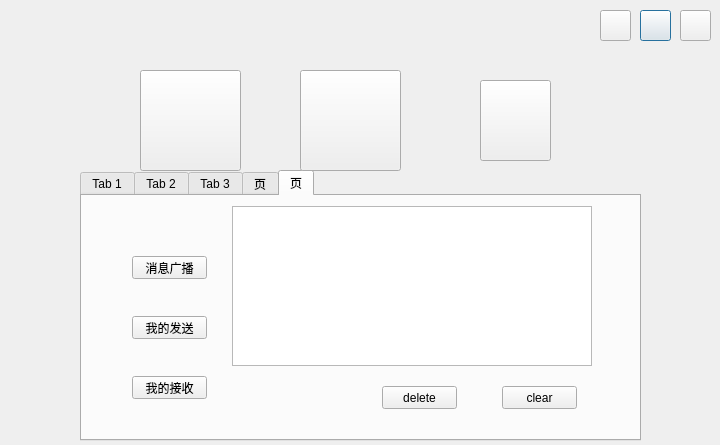
First picture: the form in adminoper.ui, repository xurongchen/CIP, before the edit.
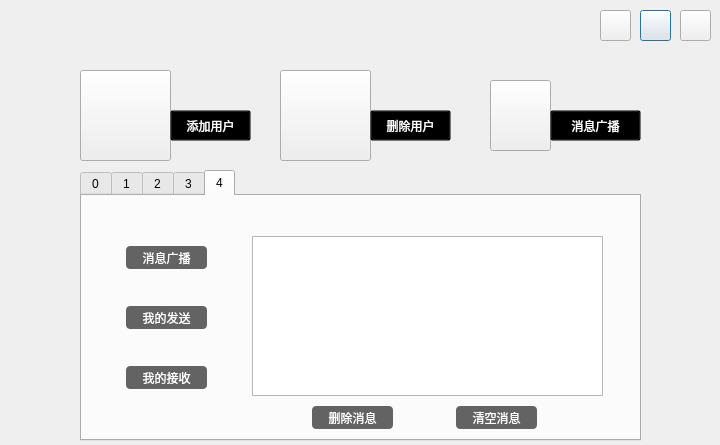
Second picture: the form after the edit. Icons and pictures are not drawn.

The edit to the form file:
```diff
--- a/adminoper.ui
+++ b/adminoper.ui
@@ -73,10 +73,10 @@
   <widget class="QPushButton" name="PBAdd">
    <property name="geometry">
     <rect>
-     <x>140</x>
+     <x>80</x>
      <y>70</y>
-     <width>101</width>
-     <height>101</height>
+     <width>91</width>
+     <height>91</height>
     </rect>
    </property>
    <property name="toolTip">
@@ -87,7 +87,10 @@
 &lt;p style=&quot; margin-top:0px; margin-bottom:0px; margin-left:0px; margin-right:0px; -qt-block-indent:0; text-indent:0px;&quot;&gt;&lt;span style=&quot; font-size:12pt;&quot;&gt;添加用户&lt;/span&gt;&lt;/p&gt;&lt;/body&gt;&lt;/html&gt;</string>
    </property>
    <property name="styleSheet">
-    <string notr="true">#PBAdd{border-image: url(:/new/prefix1/adm.png)}</string>
+    <string notr="true">#PBAdd{border-image: url(:/new/prefix1/adm.png);
+outline: none}
+#PBAdd:hover{border-image: url(:/new/prefix1/adm_2.png)}
+#PBAdd:pressed{border-image: url(:/new/prefix1/adm_3.png)}</string>
    </property>
    <property name="text">
     <string/>
@@ -110,7 +113,7 @@
    </property>
    <widget class="QWidget" name="tab">
     <attribute name="title">
-     <string>Tab 1</string>
+     <string>0</string>
     </attribute>
     <widget class="QLineEdit" name="LEPswd2">
      <property name="geometry">
@@ -272,7 +275,7 @@
    </widget>
    <widget class="QWidget" name="tab_2">
     <attribute name="title">
-     <string>Tab 2</string>
+     <string>1</string>
     </attribute>
     <widget class="QLineEdit" name="LEDelete">
      <property name="geometry">
@@ -361,7 +364,7 @@
    </widget>
    <widget class="QWidget" name="tab_3">
     <attribute name="title">
-     <string>Tab 3</string>
+     <string>2</string>
     </attribute>
     <widget class="QTextEdit" name="TESend">
      <property name="geometry">
@@ -477,7 +480,7 @@
    </widget>
    <widget class="QWidget" name="tab_6">
     <attribute name="title">
-     <string>页</string>
+     <string>3</string>
     </attribute>
     <widget class="QPushButton" name="PBSend2">
      <property name="geometry">
@@ -557,17 +560,26 @@
    </widget>
    <widget class="QWidget" name="tab_7">
     <attribute name="title">
-     <string>页</string>
+     <string>4</string>
     </attribute>
     <widget class="QPushButton" name="PBSend3">
      <property name="geometry">
       <rect>
-       <x>50</x>
-       <y>60</y>
-       <width>75</width>
+       <x>44</x>
+       <y>50</y>
+       <width>81</width>
        <height>23</height>
       </rect>
      </property>
+     <property name="styleSheet">
+      <string notr="true">#PBSend3{color: rgb(255, 255, 255);
+background-color: rgb(99, 99, 99);
+font: 75 13pt &quot;微软雅黑&quot;;
+border-radius:4px;
+outline: none}
+#PBSend3:hover{background-color: rgb(135, 135, 135);}
+#PBSend3:pressed{background-color: rgb(99, 99, 99);}</string>
+     </property>
      <property name="text">
       <string>消息广播</string>
      </property>
@@ -575,12 +587,21 @@
     <widget class="QPushButton" name="PBMy3">
      <property name="geometry">
       <rect>
-       <x>50</x>
-       <y>120</y>
-       <width>75</width>
+       <x>44</x>
+       <y>110</y>
+       <width>81</width>
        <height>23</height>
       </rect>
      </property>
+     <property name="styleSheet">
+      <string notr="true">#PBMy3{color: rgb(255, 255, 255);
+background-color: rgb(99, 99, 99);
+font: 75 13pt &quot;微软雅黑&quot;;
+border-radius:4px;
+outline: none}
+#PBMy3:hover{background-color: rgb(135, 135, 135);}
+#PBMy3:pressed{background-color: rgb(99, 99, 99);}</string>
+     </property>
      <property name="text">
       <string>我的发送</string>
      </property>
@@ -588,12 +609,21 @@
     <widget class="QPushButton" name="PBGet3">
      <property name="geometry">
       <rect>
-       <x>50</x>
-       <y>180</y>
-       <width>75</width>
+       <x>44</x>
+       <y>170</y>
+       <width>81</width>
        <height>23</height>
       </rect>
      </property>
+     <property name="styleSheet">
+      <string notr="true">#PBGet3{color: rgb(255, 255, 255);
+background-color: rgb(99, 99, 99);
+font: 75 13pt &quot;微软雅黑&quot;;
+border-radius:4px;
+outline: none}
+#PBGet3:hover{background-color: rgb(135, 135, 135);}
+#PBGet3:pressed{background-color: rgb(99, 99, 99);}</string>
+     </property>
      <property name="text">
       <string>我的接收</string>
      </property>
@@ -601,9 +631,9 @@
     <widget class="QTableView" name="TVReci">
      <property name="geometry">
       <rect>
-       <x>150</x>
-       <y>10</y>
-       <width>360</width>
+       <x>170</x>
+       <y>40</y>
+       <width>351</width>
        <height>160</height>
       </rect>
      </property>
@@ -611,27 +641,45 @@
     <widget class="QPushButton" name="PBReciDel">
      <property name="geometry">
       <rect>
-       <x>300</x>
-       <y>190</y>
-       <width>75</width>
+       <x>230</x>
+       <y>210</y>
+       <width>81</width>
        <height>23</height>
       </rect>
      </property>
+     <property name="styleSheet">
+      <string notr="true">#PBReciDel{color: rgb(255, 255, 255);
+background-color: rgb(99, 99, 99);
+font: 75 13pt &quot;微软雅黑&quot;;
+border-radius:4px;
+outline: none}
+#PBReciDel:hover{background-color: rgb(135, 135, 135);}
+#PBReciDel:pressed{background-color: rgb(99, 99, 99);}</string>
+     </property>
      <property name="text">
-      <string>delete</string>
+      <string>删除消息</string>
      </property>
     </widget>
     <widget class="QPushButton" name="PBReciClear">
      <property name="geometry">
       <rect>
-       <x>420</x>
-       <y>190</y>
-       <width>75</width>
+       <x>374</x>
+       <y>210</y>
+       <width>81</width>
        <height>23</height>
       </rect>
      </property>
+     <property name="styleSheet">
+      <string notr="true">#PBReciClear{color: rgb(255, 255, 255);
+background-color: rgb(99, 99, 99);
+font: 75 13pt &quot;微软雅黑&quot;;
+border-radius:4px;
+outline: none}
+#PBReciClear:hover{background-color: rgb(135, 135, 135);}
+#PBReciClear:pressed{background-color: rgb(99, 99, 99);}</string>
+     </property>
      <property name="text">
-      <string>clear</string>
+      <string>清空消息</string>
      </property>
     </widget>
    </widget>
@@ -639,10 +687,10 @@
   <widget class="QPushButton" name="PBDelete">
    <property name="geometry">
     <rect>
-     <x>300</x>
+     <x>280</x>
      <y>70</y>
-     <width>101</width>
-     <height>101</height>
+     <width>91</width>
+     <height>91</height>
     </rect>
    </property>
    <property name="toolTip">
@@ -653,7 +701,12 @@
 &lt;p style=&quot; margin-top:0px; margin-bottom:0px; margin-left:0px; margin-right:0px; -qt-block-indent:0; text-indent:0px;&quot;&gt;&lt;span style=&quot; font-size:12pt;&quot;&gt;删除用户&lt;/span&gt;&lt;/p&gt;&lt;/body&gt;&lt;/html&gt;</string>
    </property>
    <property name="styleSheet">
-    <string notr="true">#PBDelete{border-image: url(:/new/prefix1/xadm.png)}</string>
+    <string notr="true">#PBDelete{border-image: url(:/new/prefix1/xadm.png);
+outline:none}
+#PBDelete:hover{
+	border-image: url(:/new/prefix1/xadm_2.png);}
+#PBDelete:pressed{
+	border-image: url(:/new/prefix1/xadm_3.png);}</string>
    </property>
    <property name="text">
     <string/>
@@ -662,10 +715,10 @@
   <widget class="QPushButton" name="PBMessage">
    <property name="geometry">
     <rect>
-     <x>480</x>
+     <x>490</x>
      <y>80</y>
-     <width>71</width>
-     <height>81</height>
+     <width>61</width>
+     <height>71</height>
     </rect>
    </property>
    <property name="toolTip">
@@ -676,12 +729,81 @@
 &lt;p style=&quot; margin-top:0px; margin-bottom:0px; margin-left:0px; margin-right:0px; -qt-block-indent:0; text-indent:0px;&quot;&gt;&lt;span style=&quot; font-size:12pt;&quot;&gt;消息广播&lt;/span&gt;&lt;/p&gt;&lt;/body&gt;&lt;/html&gt;</string>
    </property>
    <property name="styleSheet">
-    <string notr="true">#PBMessage{border-image: url(:/new/prefix1/mes.png)}</string>
+    <string notr="true">#PBMessage{border-image: url(:/new/prefix1/mes.png);
+outline: none}
+#PBMessage:hover{border-image: url(:/new/prefix1/mes_2.png)}
+#PBMessage:pressed{border-image: url(:/new/prefix1/mes_3.png)}</string>
    </property>
    <property name="text">
     <string/>
    </property>
   </widget>
+  <widget class="QPushButton" name="PBMessage2">
+   <property name="geometry">
+    <rect>
+     <x>550</x>
+     <y>110</y>
+     <width>91</width>
+     <height>31</height>
+    </rect>
+   </property>
+   <property name="styleSheet">
+    <string notr="true">font: 13pt &quot;微软雅黑&quot;;
+color: rgb(255, 255, 255);
+outline: none;
+background-color: rgba(0, 0, 0, 0);</string>
+   </property>
+   <property name="text">
+    <string>消息广播</string>
+   </property>
+   <property name="flat">
+    <bool>false</bool>
+   </property>
+  </widget>
+  <widget class="QPushButton" name="PBMessage2_2">
+   <property name="geometry">
+    <rect>
+     <x>370</x>
+     <y>110</y>
+     <width>81</width>
+     <height>31</height>
+    </rect>
+   </property>
+   <property name="styleSheet">
+    <string notr="true">font: 13pt &quot;微软雅黑&quot;;
+color: rgb(255, 255, 255);
+outline: none;
+background-color: rgba(0, 0, 0, 0);</string>
+   </property>
+   <property name="text">
+    <string>删除用户</string>
+   </property>
+   <property name="flat">
+    <bool>false</bool>
+   </property>
+  </widget>
+  <widget class="QPushButton" name="PBAdd2">
+   <property name="geometry">
+    <rect>
+     <x>170</x>
+     <y>110</y>
+     <width>81</width>
+     <height>31</height>
+    </rect>
+   </property>
+   <property name="styleSheet">
+    <string notr="true">font: 13pt &quot;微软雅黑&quot;;
+color: rgb(255, 255, 255);
+outline: none;
+background-color: rgba(0, 0, 0, 0);</string>
+   </property>
+   <property name="text">
+    <string>添加用户</string>
+   </property>
+   <property name="flat">
+    <bool>false</bool>
+   </property>
+  </widget>
  </widget>
  <resources/>
  <connections/>
```
Left out of the diff: 189 changed lines with no effect on the pictures.
